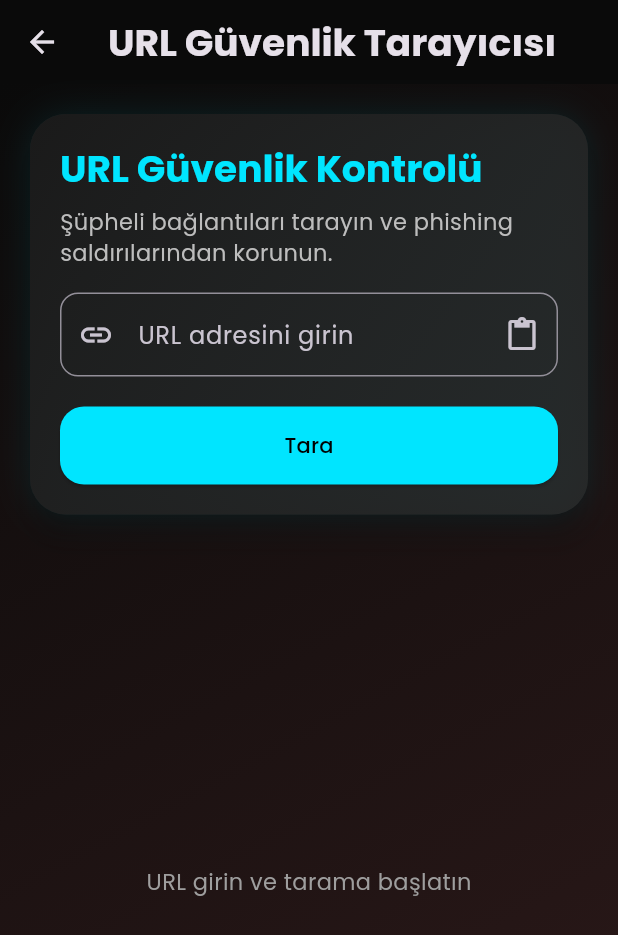
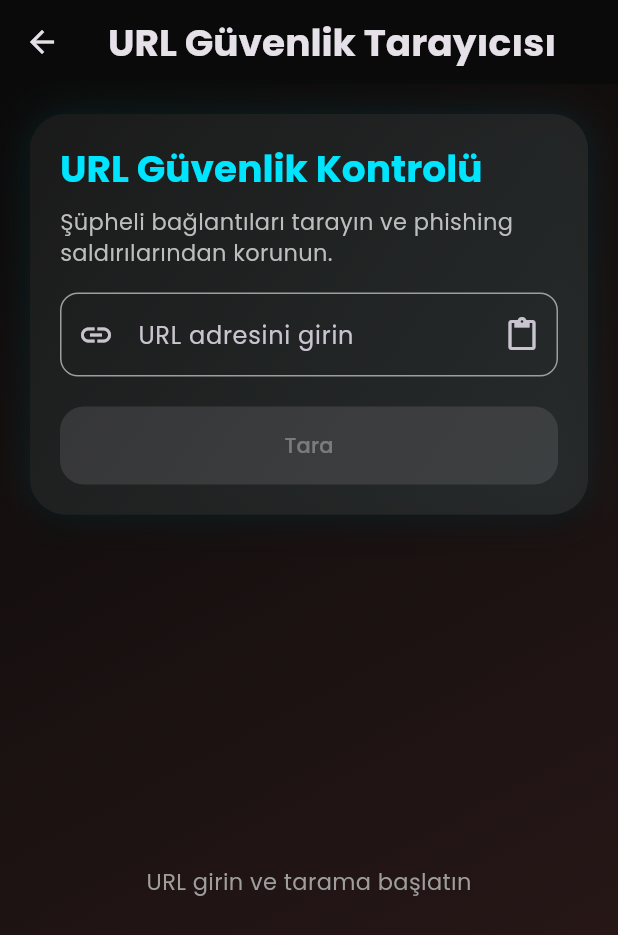
Before and after one commit to ahmetbugraozer/cybershield, a Flutter app: the UrlScannerPage screen opened directly, on a phone screen of 412 x 824 dp. Shown: the top 935 px of the screen. Run offline on Flutter 3.47's test engine with Material 3 defaults, Android fonts, the phone set to English and light mode, and no system bars; our stand-ins replace dio, flutter_dotenv, flutter_riverpod, google_fonts, hive_flutter, iconsax; missing offline and left inert: zxcvbn; accounts and stored records are empty.

Commit message:
second module has been fixed

```diff
--- a/lib/modules/url_scanner/ui/url_scanner_page.dart
+++ b/lib/modules/url_scanner/ui/url_scanner_page.dart
@@ -23,8 +23,10 @@ class _UrlScannerPageState extends ConsumerState<UrlScannerPage> {
 
   @override
   Widget build(BuildContext context) {
-    final analysisAsync = ref.watch(urlAnalysisProvider);
+    final urlInput = ref.watch(urlInputProvider);
+    final isValidUrl = ref.watch(urlValidationProvider);
     final isAnalyzing = ref.watch(isAnalyzingProvider);
+    final analysisResult = ref.watch(manualUrlAnalysisProvider);
 
     return Scaffold(
       appBar: AppBar(
@@ -37,10 +39,7 @@ class _UrlScannerPageState extends ConsumerState<UrlScannerPage> {
           gradient: LinearGradient(
             begin: Alignment.topLeft,
             end: Alignment.bottomRight,
-            colors: [
-              Color(0xFF0A0A0A),
-              Color(0xFF2E1A1A),
-            ],
+            colors: [Color(0xFF0A0A0A), Color(0xFF2E1A1A)],
           ),
         ),
         child: Padding(
@@ -53,33 +52,50 @@ class _UrlScannerPageState extends ConsumerState<UrlScannerPage> {
                   children: [
                     Text(
                       'URL Güvenlik Kontrolü',
-                      style:
-                          Theme.of(context).textTheme.headlineSmall?.copyWith(
-                                fontWeight: FontWeight.bold,
-                              ),
+                      style: Theme.of(context).textTheme.headlineSmall
+                          ?.copyWith(fontWeight: FontWeight.bold),
                     ),
                     const SizedBox(height: 8),
                     Text(
                       'Şüpheli bağlantıları tarayın ve phishing saldırılarından korunun.',
-                      style: Theme.of(context).textTheme.bodyMedium?.copyWith(
-                            color: Colors.grey[400],
-                          ),
+                      style: Theme.of(
+                        context,
+                      ).textTheme.bodyMedium?.copyWith(color: Colors.grey[400]),
                     ),
                     const SizedBox(height: 16),
                     TextField(
                       controller: _urlController,
                       decoration: InputDecoration(
                         labelText: 'URL adresini girin',
-                        hintText: 'https://example.com',
+                        hintText: 'https://example.com veya example.com',
                         border: OutlineInputBorder(
                           borderRadius: BorderRadius.circular(12),
                         ),
                         prefixIcon: const Icon(Icons.link),
-                        suffixIcon: IconButton(
+                        enabledBorder: OutlineInputBorder(
+                          borderRadius: BorderRadius.circular(12),
+                          borderSide: BorderSide(
+                            color:
+                                urlInput.isEmpty
+                                    ? Colors.grey
+                                    : (isValidUrl ? Colors.green : Colors.red),
+                          ),
+                        ),
+                        suffixIcon: Row(
+                          mainAxisSize: MainAxisSize.min,
+                          children: [
+                            if (urlInput.isNotEmpty)
+                              Icon(
+                                isValidUrl ? Icons.check_circle : Icons.error,
+                                color: isValidUrl ? Colors.green : Colors.red,
+                                size: 20,
+                              ),
+                            IconButton(
                               icon: const Icon(Icons.paste),
                               onPressed: () async {
-                            final clipboardData =
-                                await Clipboard.getData('text/plain');
+                                final clipboardData = await Clipboard.getData(
+                                  'text/plain',
+                                );
                                 if (clipboardData?.text != null) {
                                   _urlController.text = clipboardData!.text!;
                                   ref.read(urlInputProvider.notifier).state =
@@ -87,31 +103,79 @@ class _UrlScannerPageState extends ConsumerState<UrlScannerPage> {
                                 }
                               },
                             ),
+                            if (_urlController.text.isNotEmpty)
+                              IconButton(
+                                icon: const Icon(Icons.clear),
+                                onPressed: () {
+                                  _urlController.clear();
+                                  ref.read(urlInputProvider.notifier).state =
+                                      '';
+                                },
+                              ),
+                          ],
+                        ),
                       ),
                       onChanged: (value) {
                         ref.read(urlInputProvider.notifier).state = value;
                       },
                     ),
+
+                    // URL validasyon mesajı
+                    if (urlInput.isNotEmpty && !isValidUrl) ...[
+                      const SizedBox(height: 8),
+                      Container(
+                        padding: const EdgeInsets.all(8),
+                        decoration: BoxDecoration(
+                          color: Colors.red.withValues(alpha: 0.1),
+                          borderRadius: BorderRadius.circular(6),
+                          border: Border.all(
+                            color: Colors.red.withValues(alpha: 0.3),
+                          ),
+                        ),
+                        child: const Row(
+                          children: [
+                            Icon(Icons.error, color: Colors.red, size: 16),
+                            SizedBox(width: 8),
+                            Expanded(
+                              child: Text(
+                                'Geçerli bir URL girin (örn: https://example.com)',
+                                style: TextStyle(
+                                  color: Colors.red,
+                                  fontSize: 12,
+                                ),
+                              ),
+                            ),
+                          ],
+                        ),
+                      ),
+                    ],
+
                     const SizedBox(height: 20),
                     SizedBox(
                       width: double.infinity,
                       child: ElevatedButton(
-                        onPressed: isAnalyzing
+                        onPressed:
+                            (isAnalyzing ||
+                                    _urlController.text.isEmpty ||
+                                    !isValidUrl)
                                 ? null
-                            : () {
-                                if (_urlController.text.isEmpty) {
+                                : () async {
+                                  final url = _urlController.text.trim();
+                                  if (url.isEmpty) {
                                     ScaffoldMessenger.of(context).showSnackBar(
                                       const SnackBar(
-                                      content:
-                                          Text('Lütfen geçerli bir URL girin'),
+                                        content: Text('Lütfen bir URL girin'),
                                       ),
                                     );
                                     return;
                                   }
-                                ref.read(urlInputProvider.notifier).state =
-                                    _urlController.text;
+
+                                  await ref
+                                      .read(manualUrlAnalysisProvider.notifier)
+                                      .analyzeUrl(url);
                                 },
-                        child: isAnalyzing
+                        child:
+                            isAnalyzing
                                 ? const Row(
                                   mainAxisAlignment: MainAxisAlignment.center,
                                   children: [
@@ -119,7 +183,8 @@ class _UrlScannerPageState extends ConsumerState<UrlScannerPage> {
                                       width: 16,
                                       height: 16,
                                       child: CircularProgressIndicator(
-                                        strokeWidth: 2),
+                                        strokeWidth: 2,
+                                      ),
                                     ),
                                     SizedBox(width: 8),
                                     Text('Taranıyor...'),
@@ -133,8 +198,10 @@ class _UrlScannerPageState extends ConsumerState<UrlScannerPage> {
               ),
               const SizedBox(height: 20),
               Expanded(
-                child: analysisAsync.when(
-                  data: (result) => result != null
+                child: analysisResult.when(
+                  data:
+                      (result) =>
+                          result != null
                               ? UrlResultWidget(result: result)
                               : const Center(
                                 child: Text(
@@ -142,10 +209,19 @@ class _UrlScannerPageState extends ConsumerState<UrlScannerPage> {
                                   style: TextStyle(color: Colors.grey),
                                 ),
                               ),
-                  loading: () => const Center(
-                    child: CircularProgressIndicator(),
+                  loading:
+                      () => const Center(
+                        child: Column(
+                          mainAxisAlignment: MainAxisAlignment.center,
+                          children: [
+                            CircularProgressIndicator(),
+                            SizedBox(height: 16),
+                            Text('URL güvenlik taraması yapılıyor...'),
+                          ],
                         ),
-                  error: (error, _) => Center(
+                      ),
+                  error:
+                      (error, _) => Center(
                         child: SingleChildScrollView(
                           child: CyberCard(
                             child: Column(
@@ -159,7 +235,8 @@ class _UrlScannerPageState extends ConsumerState<UrlScannerPage> {
                                 const SizedBox(height: 16),
                                 Text(
                                   'Tarama sırasında hata oluştu',
-                              style: Theme.of(context).textTheme.titleMedium,
+                                  style:
+                                      Theme.of(context).textTheme.titleMedium,
                                   textAlign: TextAlign.center,
                                 ),
                                 const SizedBox(height: 8),
@@ -170,7 +247,8 @@ class _UrlScannerPageState extends ConsumerState<UrlScannerPage> {
                                     color: Colors.red.withValues(alpha: 0.1),
                                     borderRadius: BorderRadius.circular(8),
                                     border: Border.all(
-                                    color: Colors.red.withValues(alpha: 0.3)),
+                                      color: Colors.red.withValues(alpha: 0.3),
+                                    ),
                                   ),
                                   child: Text(
                                     error.toString(),
@@ -180,24 +258,44 @@ class _UrlScannerPageState extends ConsumerState<UrlScannerPage> {
                                       fontFamily: 'monospace',
                                     ),
                                     textAlign: TextAlign.center,
-                                softWrap: true,
-                                overflow: TextOverflow.visible,
                                   ),
                                 ),
                                 const SizedBox(height: 16),
-                            SizedBox(
-                              width: double.infinity,
+                                Row(
+                                  children: [
+                                    Expanded(
+                                      child: ElevatedButton(
+                                        onPressed: () async {
+                                          final url =
+                                              _urlController.text.trim();
+                                          if (url.isNotEmpty) {
+                                            await ref
+                                                .read(
+                                                  manualUrlAnalysisProvider
+                                                      .notifier,
+                                                )
+                                                .analyzeUrl(url);
+                                          }
+                                        },
+                                        child: const Text('Tekrar Dene'),
+                                      ),
+                                    ),
+                                    const SizedBox(width: 8),
+                                    Expanded(
                                       child: ElevatedButton(
                                         onPressed: () {
                                           _urlController.clear();
-                                  ref.read(urlInputProvider.notifier).state =
-                                      '';
+                                          ref
+                                              .read(urlInputProvider.notifier)
+                                              .state = '';
                                         },
                                         style: ElevatedButton.styleFrom(
                                           backgroundColor: Colors.red,
                                         ),
                                         child: const Text('Temizle'),
                                       ),
+                                    ),
+                                  ],
                                 ),
                               ],
                             ),
```
Also changed, not shown: lib/modules/url_scanner/services/heuristic_checker_service.dart (+197 -66 lines), lib/modules/url_scanner/viewmodel/url_scanner_provider.dart (+81 -22 lines). Lines whose indentation alone changed are shown as unchanged.
